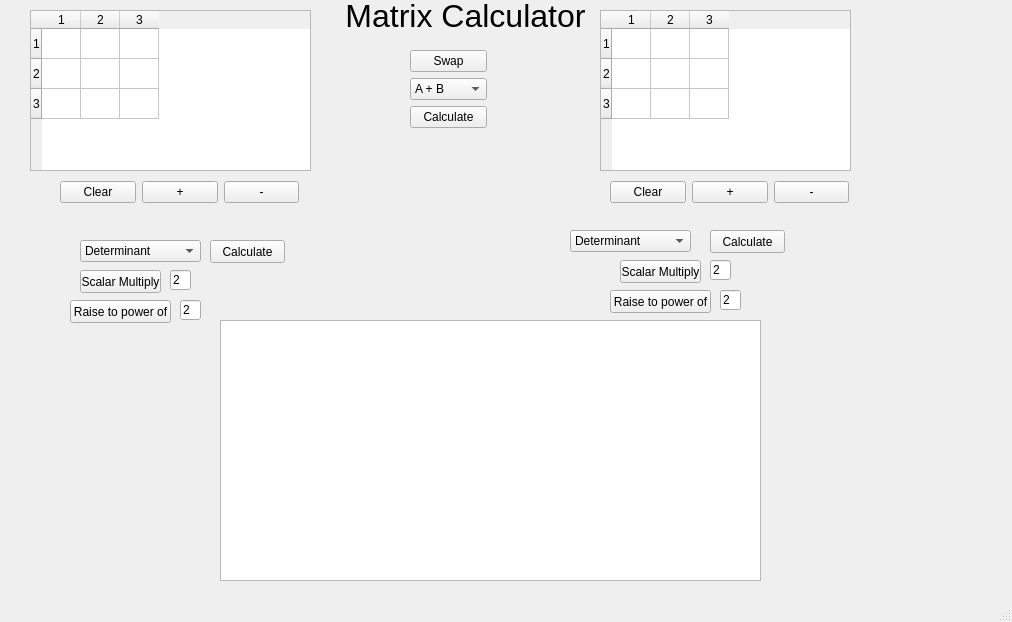
First picture: the form in mainwindow.ui, repository justinhay14/Matrix-Calulator-cpp, before the edit.
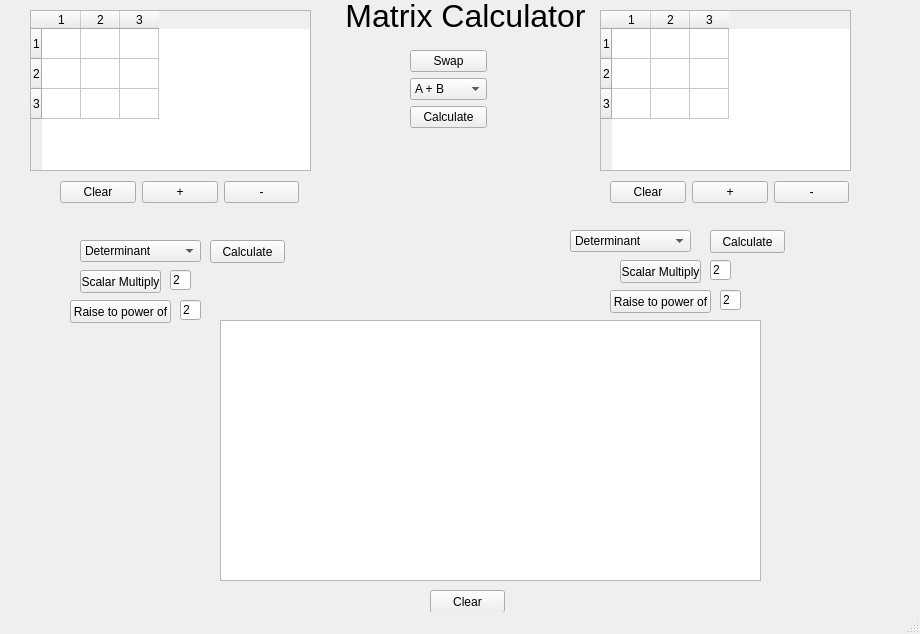
Second picture: the form after the edit.

Commit message: added rest of drop down functionality for A

The edit to the form file:
```diff
--- a/mainwindow.ui
+++ b/mainwindow.ui
@@ -6,8 +6,8 @@
    <rect>
     <x>0</x>
     <y>0</y>
-    <width>1012</width>
-    <height>622</height>
+    <width>920</width>
+    <height>634</height>
    </rect>
   </property>
   <property name="windowTitle">
@@ -649,6 +649,19 @@
      <set>Qt::AlignCenter</set>
     </property>
    </widget>
+   <widget class="QPushButton" name="pushButton_15">
+    <property name="geometry">
+     <rect>
+      <x>430</x>
+      <y>590</y>
+      <width>75</width>
+      <height>23</height>
+     </rect>
+    </property>
+    <property name="text">
+     <string>Clear</string>
+    </property>
+   </widget>
   </widget>
   <widget class="QStatusBar" name="statusbar"/>
  </widget>
```
Left out of the diff: 16 changed lines with no effect on the pictures. The commit also changes 1 other file.
